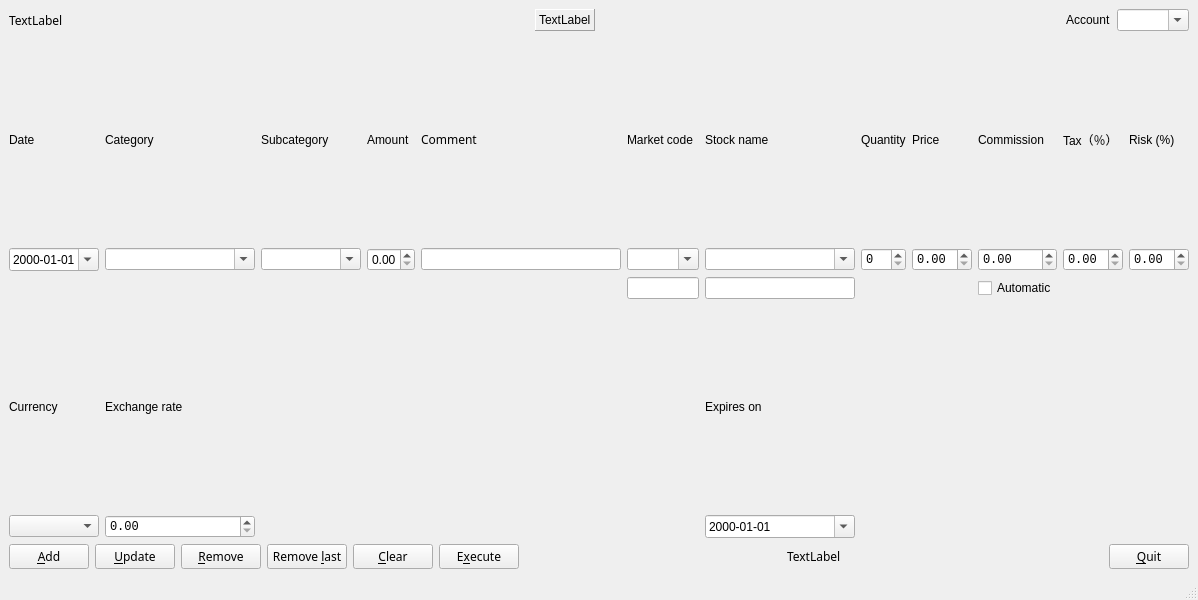
Before: the Qt Designer form lisa/pyqt/viewpyqt.ui in rockwolf/python, drawn with Qt 5.
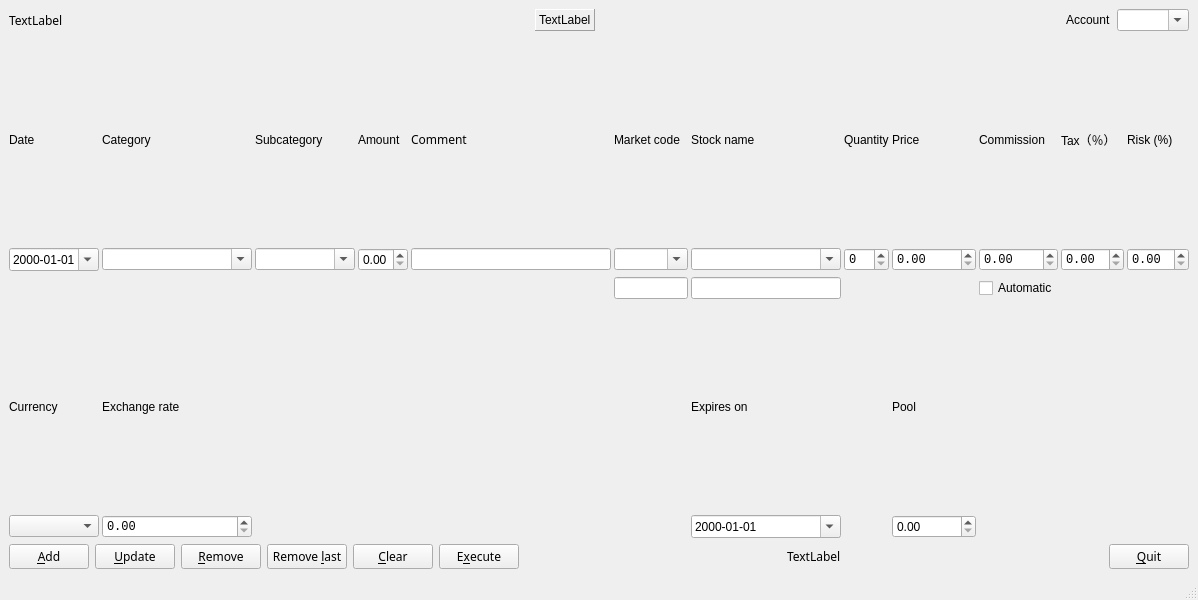
After: the same form once the commit is applied.

Commit message: Added pool_trading and related changes to the code. Still contains an error in retrieval though.

Patch:
```diff
--- a/lisa/pyqt/viewpyqt.ui
+++ b/lisa/pyqt/viewpyqt.ui
@@ -94,6 +94,9 @@
       </item>
       <item>
        <layout class="QGridLayout" name="gridLayout">
+        <property name="horizontalSpacing">
+         <number>3</number>
+        </property>
         <item row="0" column="0">
          <widget class="QLabel" name="lbl_date">
           <property name="text">
@@ -487,6 +490,20 @@
           </property>
          </widget>
         </item>
+        <item row="4" column="8">
+         <widget class="QDoubleSpinBox" name="spn_pool_trading">
+          <property name="maximum">
+           <double>999999.989999999990687</double>
+          </property>
+         </widget>
+        </item>
+        <item row="3" column="8">
+         <widget class="QLabel" name="lbl_pool">
+          <property name="text">
+           <string>Pool</string>
+          </property>
+         </widget>
+        </item>
        </layout>
       </item>
       <item>
```
The commit also changes 6 other files.
